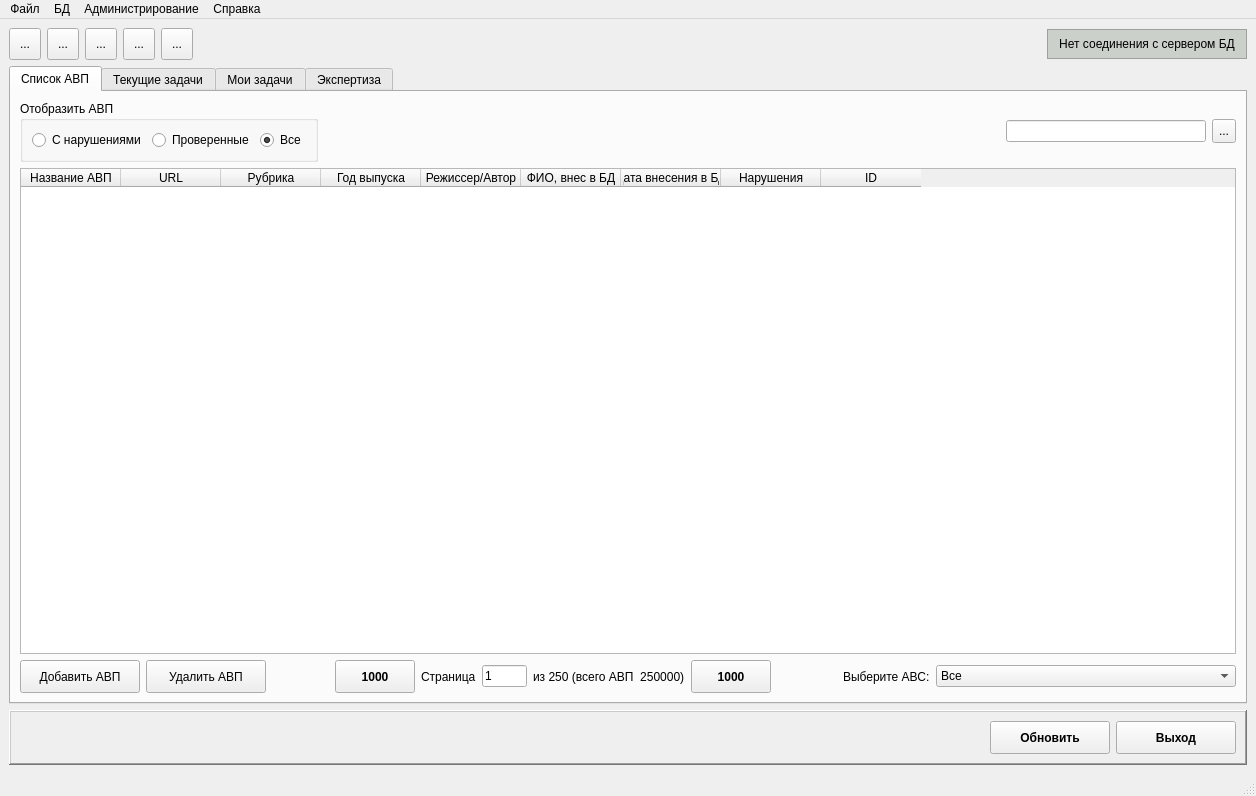
levdikandrey/DataCollector, file arm_o/mainwindow.ui: the form before one commit.
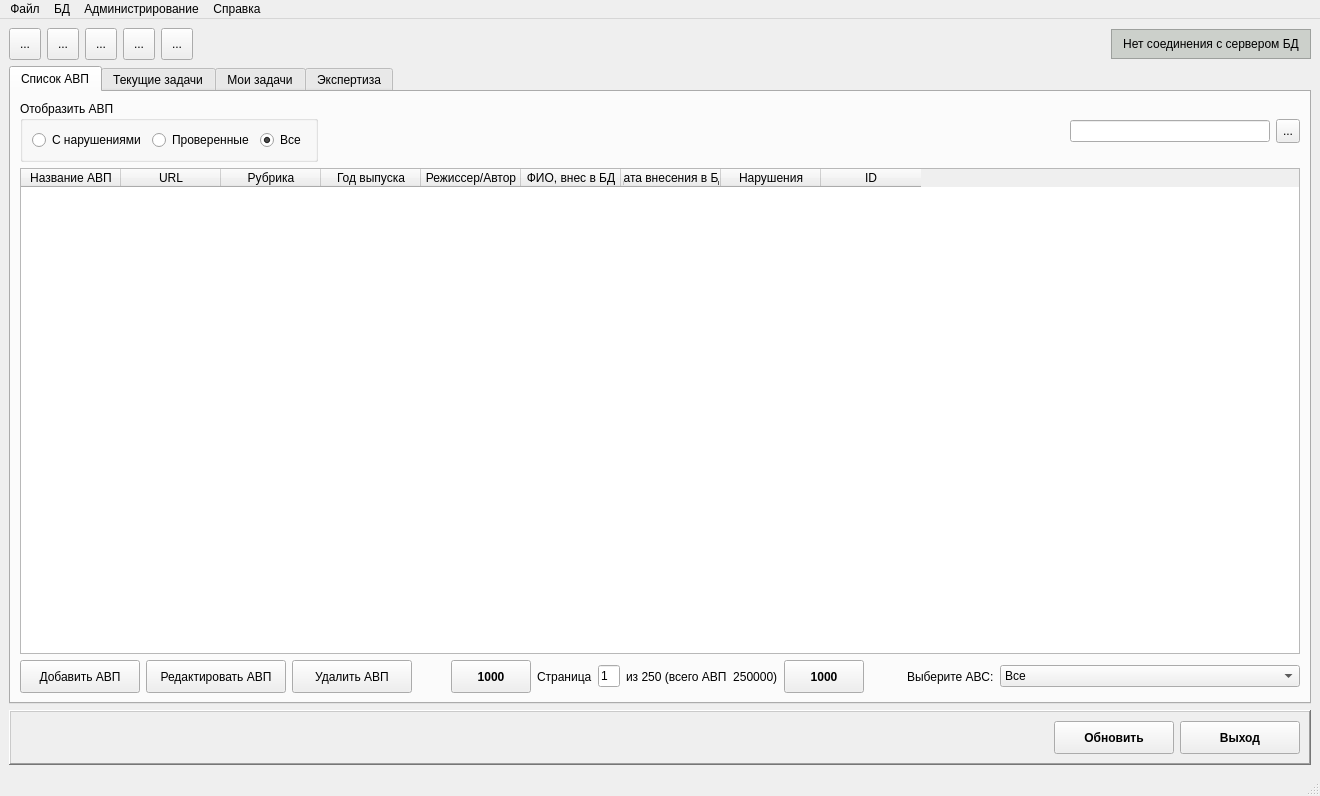
The form after the commit. The open tabs and pages were chosen to show the change. Icons and pictures are not drawn.

Diff of the .ui file:
```diff
--- a/arm_o/mainwindow.ui
+++ b/arm_o/mainwindow.ui
@@ -6,7 +6,7 @@
    <rect>
     <x>0</x>
     <y>0</y>
-    <width>1256</width>
+    <width>1320</width>
     <height>796</height>
    </rect>
   </property>
@@ -575,6 +575,23 @@
             </property>
            </widget>
           </item>
+          <item>
+           <widget class="QPushButton" name="pushButton">
+            <property name="minimumSize">
+             <size>
+              <width>140</width>
+              <height>33</height>
+             </size>
+            </property>
+            <property name="text">
+             <string>Редактировать АВП</string>
+            </property>
+            <property name="icon">
+             <iconset resource="resource.qrc">
+              <normaloff>:/icons/icons/edit.png</normaloff>:/icons/icons/edit.png</iconset>
+            </property>
+           </widget>
+          </item>
           <item>
            <widget class="QPushButton" name="pushButtonDeleteAVP">
             <property name="minimumSize">
@@ -1416,7 +1433,7 @@
     <rect>
      <x>0</x>
      <y>0</y>
-     <width>1256</width>
+     <width>1320</width>
      <height>21</height>
     </rect>
    </property>
```
Left out of the diff: 43 changed lines with no effect on the pictures.
